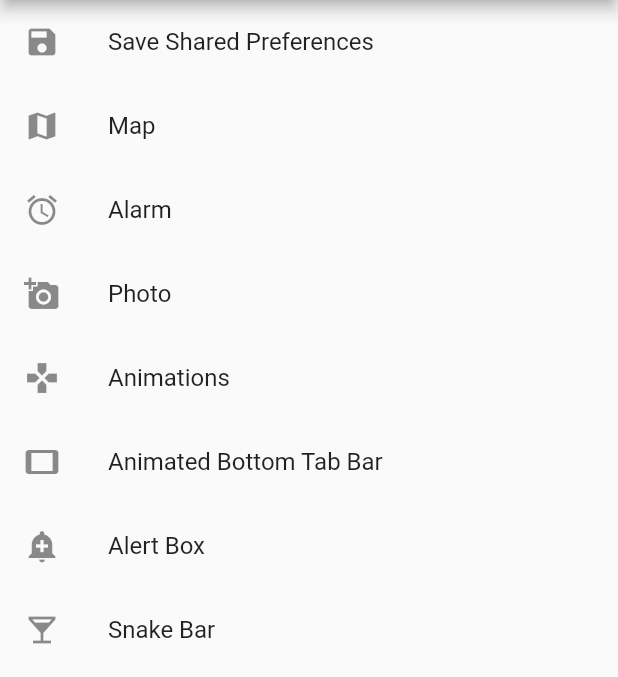
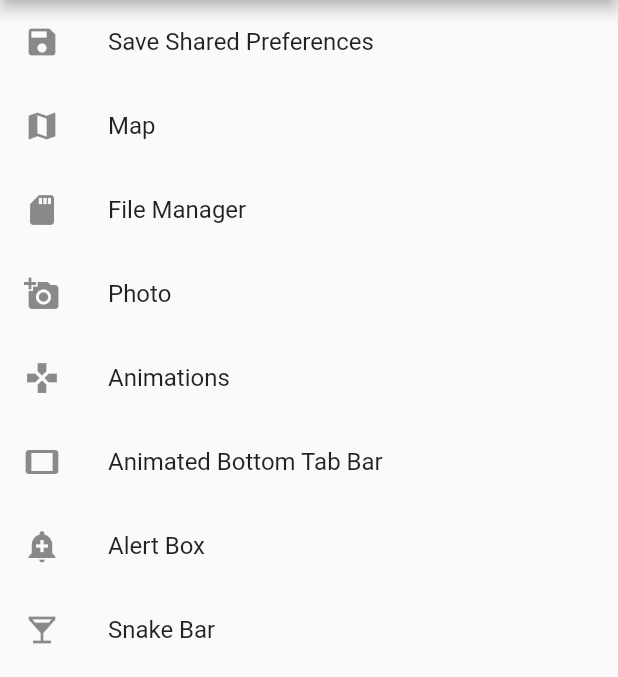
Before and after one commit to pankajnegii/flutterlistview, a Flutter app: the screen it shows after launch, on a phone screen of 412 x 824 dp, the part 84-761 px from its top. Run offline on Flutter 3.47's test engine with Material 2 defaults, Android fonts, the phone set to English and light mode, and no system bars; our stand-ins replace audioplayers, camera, file_picker, flare_flutter, fluttertoast, shared_preferences and 1 more; missing offline and left inert: flip_box_bar.

Commit message:
Code commit file manager

```diff
--- a/lib/FlareAnimation.dart
+++ b/lib/FlareAnimation.dart
@@ -33,7 +33,7 @@ class _FlareAnimation extends State<MyFlareAnimation> {
 
   @override
   Widget build(BuildContext context) {
-    // TODO: Complete with bottom tabs
+    // TODO: Complete with bottom tabs as animations of other shows error
     //_listBuilder();
     return Scaffold(
       drawer: MyDrawer(),
--- a/lib/main.dart
+++ b/lib/main.dart
@@ -5,6 +5,7 @@ import 'values.dart';
 import 'animatedtab.dart';
 import 'package:shared_preferences/shared_preferences.dart';
 import 'CameraPage.dart';
+import 'filemanager.dart';
 import 'FlareAnimation.dart';
 
 void main() => runApp(new MyApp());
@@ -61,8 +62,13 @@ class MyHomePage extends StatelessWidget {
             title: Text('Map'),
           ),
           ListTile(
-            leading: Icon(Icons.access_alarm),
-            title: Text('Alarm'),
+            leading: Icon(Icons.sd_storage),
+            title: Text('File Manager'),
+            onTap: () {
+              Navigator.push(context, MaterialPageRoute(
+                  builder: (context) =>
+                      MyFileManager()));
+            },
           ),
           ListTile(
             leading: Icon(Icons.add_a_photo),
--- a/projectsContent.txt
+++ b/projectsContent.txt
@@ -30,3 +30,4 @@
 ------------TODO-------keyboard hide when not in focus(login page)---------------Done now-----------
 -Open camera using plugin			(CameraPage.dart)
 -Animation using flutter flare 	(FlareAnimation.dart)	Help : https://medium.com/flutter-community/flare-integration-in-flutter-1149618a6127
+-Open file manager and show path of any file  (filemanager.dart)
--- a/pubspec.yaml
+++ b/pubspec.yaml
@@ -13,6 +13,8 @@ environment:
   sdk: ">=2.0.0-dev.68.0 <3.0.0"
 
 dependencies:
+  audioplayers: ^0.7.8
+  file_picker: ^1.1.1
   path_provider: ^0.4.1
   video_player: ^0.5.2
   camera: ^0.2.6
@@ -56,8 +58,8 @@ flutter:
   - assets/images1.png
   - assets/DP.png
   - assets/
-  - assets/Pj.flr
   - assets/Pj2.flr
+  - assets/Dancer.flr
   - assets/landscape.flr
   - assets/rocket.flr
   - assets/Star.flr
```
Also changed, not shown: lib/filemanager.dart (added, +64 -0 lines), 3 other files.
